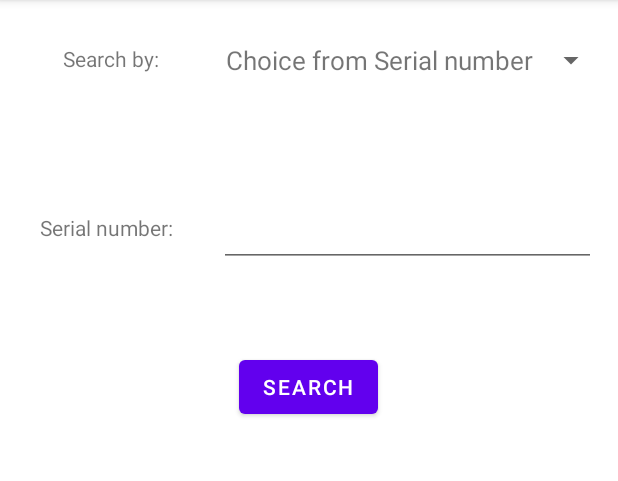
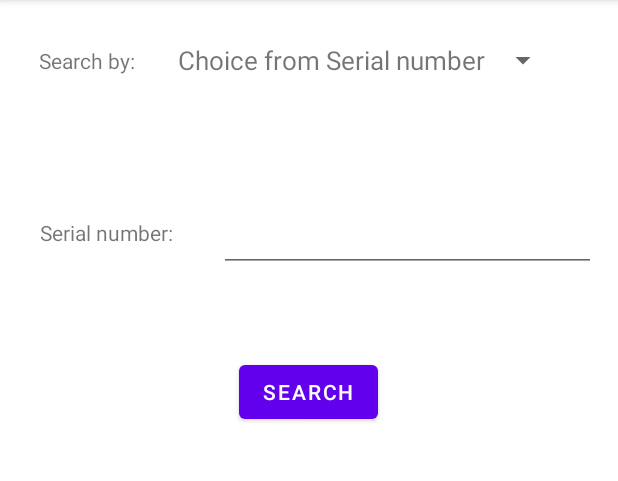
Before and after one commit to lunatoys123/Mobile-Inventory, an Android app: the tableview screen opened directly, with no data from a screen before it, on a phone screen of 412 x 824 dp, the part 84-565 px from its top. Run offline under Robolectric (Android 15) with nearby library versions, the phone set to English and light mode, and no system bars; network calls fail.

Commit message:
fix show data sql query and layout

```diff
--- a/app/src/main/java/com/example/mobileinventory/tableContent.java
+++ b/app/src/main/java/com/example/mobileinventory/tableContent.java
@@ -76,8 +76,8 @@ public class tableContent extends AppCompatActivity {
         protected Void doInBackground(String... params) {
             tableContent activity = weakReference.get();
             String Serial = params[0];
-            String sql = "select o.owner_post, o.owner_name, o.owner_division, e.Type, e.Model, e.Serial, i.QR_code from inventory i, owners o , equipment e where " +
-                    "e.E_id = i.E_id and o.owner_id = i.owner_id and e.Serial like ?";
+            String sql = "select o.owner_post, o.owner_name, o.owner_division, i.Type, i.Model, i.Serial, i.QR_code from inventory i, owners o where " +
+                    " o.owner_id = i.owner_id and i.Serial like ?";
             PreparedStatement ps = null;
             ResultSet rs = null;
 
@@ -128,7 +128,7 @@ public class tableContent extends AppCompatActivity {
         @Override
         protected Void doInBackground(String... params) {
             tableContent activity = weakReference.get();
-            String sql = "select o.owner_post, o.owner_name, o.owner_division, e.Type, e.Model, e.Serial, i.QR_code from inventory i, owners o, equipment e where e.E_id = i.E_id and " +
+            String sql = "select o.owner_post, o.owner_name, o.owner_division, i.Type, i.Model, i.Serial, i.QR_code from inventory i, owners o where " +
                     "o.owner_id=i.owner_id and o.owner_post=? and o.owner_name=? and o.owner_division=?";
             PreparedStatement ps = null;
             ResultSet rs = null;
--- a/app/src/main/res/layout/activity_tableview.xml
+++ b/app/src/main/res/layout/activity_tableview.xml
@@ -62,12 +62,13 @@
             android:id="@+id/divisionSpinner"
             android:layout_width="283dp"
             android:layout_height="48dp"
+            android:layout_marginStart="8dp"
             android:layout_marginTop="16dp"
             android:gravity="center"
             android:textAlignment="gravity"
             app:layout_constraintEnd_toEndOf="parent"
-            app:layout_constraintHorizontal_bias="0.854"
-            app:layout_constraintStart_toStartOf="parent"
+            app:layout_constraintHorizontal_bias="0.0"
+            app:layout_constraintStart_toEndOf="@+id/textView3"
             app:layout_constraintTop_toTopOf="parent"
             tools:ignore="SpeakableTextPresentCheck" />
 
@@ -87,9 +88,10 @@
             android:id="@+id/nameEditText"
             android:layout_width="283dp"
             android:layout_height="44dp"
+            android:layout_marginStart="8dp"
             android:layout_marginTop="28dp"
             android:gravity="center"
-            app:layout_constraintStart_toStartOf="@+id/postSpinner"
+            app:layout_constraintStart_toEndOf="@+id/textView5"
             app:layout_constraintTop_toBottomOf="@+id/postSpinner" />
 
         <TextView
@@ -129,10 +131,9 @@
 
     <TextView
         android:id="@+id/textView"
-        android:layout_width="115dp"
-        android:layout_height="46dp"
+        android:layout_width="83dp"
+        android:layout_height="49dp"
         android:layout_marginStart="16dp"
-        android:layout_marginLeft="16dp"
         android:layout_marginTop="16dp"
         android:gravity="center"
         android:text="Search by:"
```
Also changed, not shown: app/src/main/java/com/example/mobileinventory/qr_update.java (+2 -23 lines).
